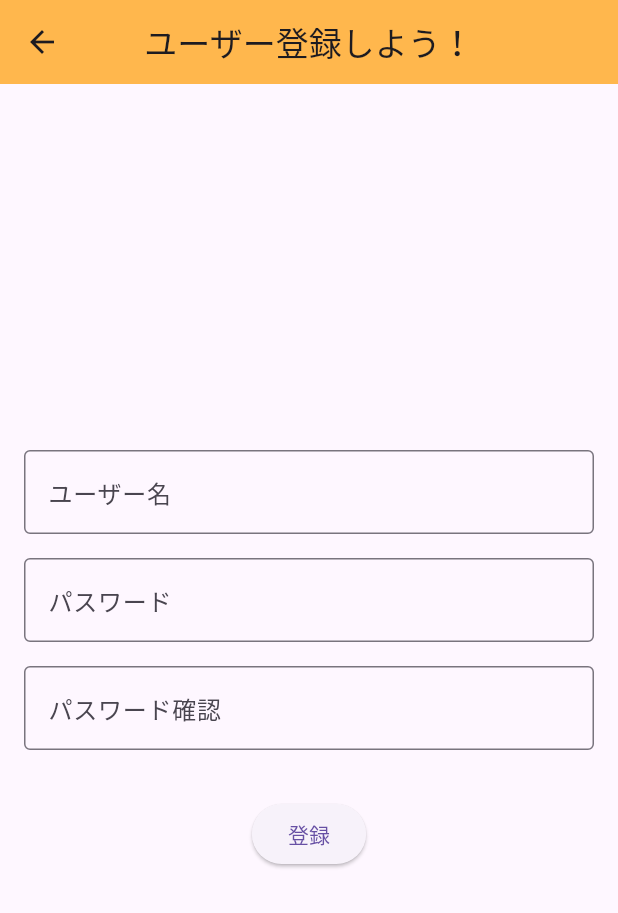
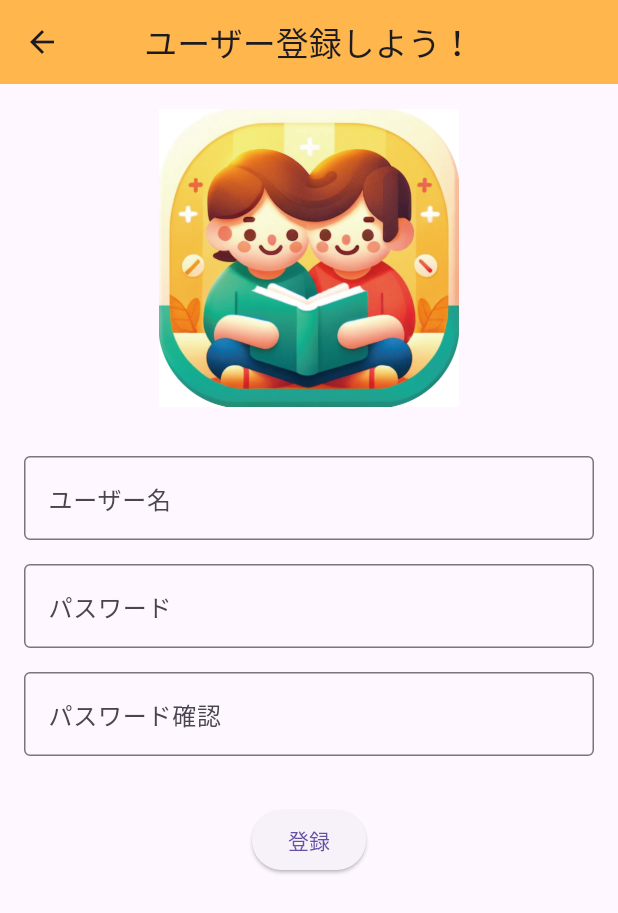
Before and after one commit to Ryosan846538/Ganbaroune, a Flutter app: the UserRegister screen opened directly, on a phone screen of 412 x 824 dp. Shown: the top 913 px of the screen. Run offline on Flutter 3.47's test engine with Material 3 defaults, Android fonts, the light colour scheme and no system bars; our stand-ins replace flip_card, flutter_dotenv, stop_watch_timer.

Commit message:
ユーザー登録画面にアイコン

```diff
--- a/lib/screen/user_register.dart
+++ b/lib/screen/user_register.dart
@@ -42,11 +42,25 @@ class UserRegisterState extends State<UserRegister> {
         backgroundColor: Colors.orange[300],
         centerTitle: true,
       ),
-      body: Padding(
+
+      body: SingleChildScrollView(
+
         padding:const EdgeInsets.all(16.0),
         child: Column(
           mainAxisAlignment: MainAxisAlignment.center,
           children: [
+            Container(
+              alignment: Alignment.center,
+              width: 200,
+              height: 200,
+              child: Image.asset(
+                'assets/images/icon.png',
+                fit: BoxFit.contain,
+              ),
+            ),
+            const SizedBox(
+              height: 32,
+            ),
             // ユーザー名入力フィールド
             TextField(
               controller: nameController,
```
